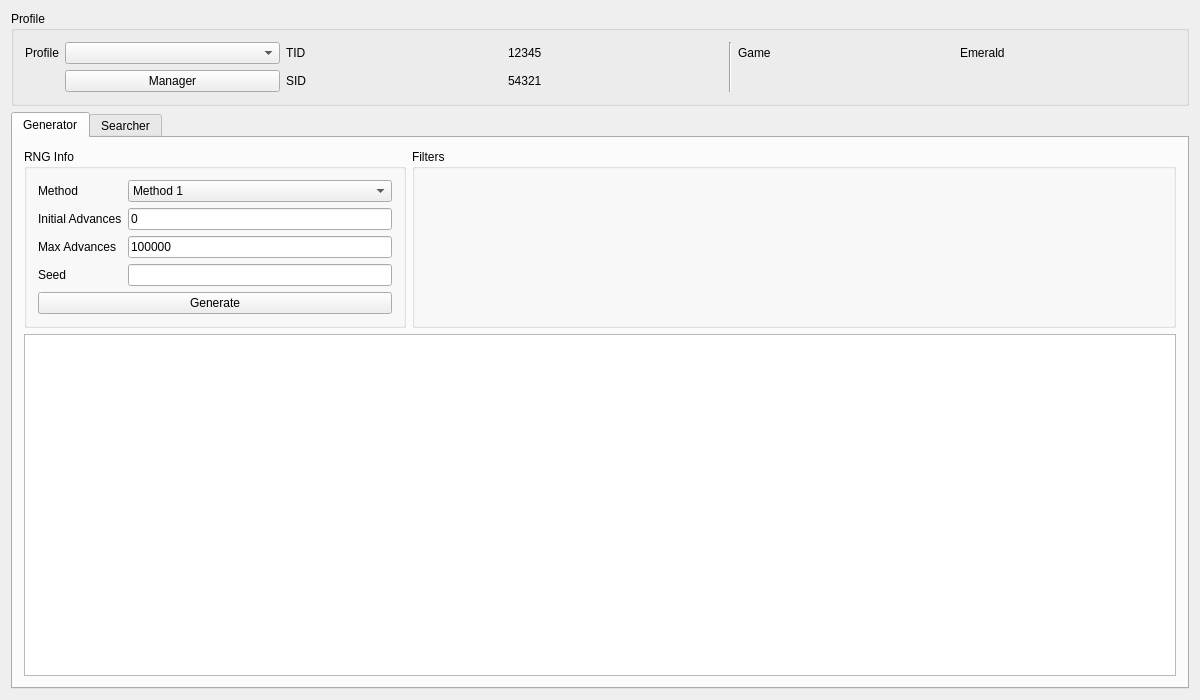
First picture: the form in Forms/Gen3/Stationary3.ui, repository Admiral-Fish/PokeFinder, before the edit.
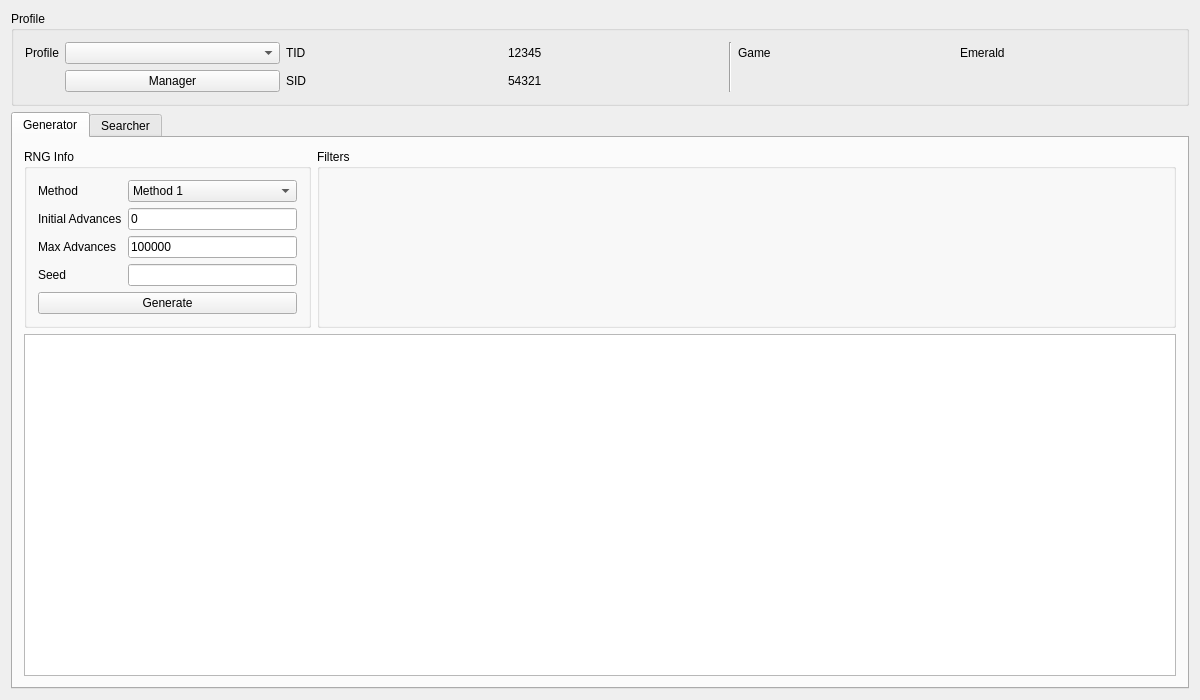
Second picture: the form after the edit. Icons and pictures are not drawn. Custom widgets are drawn as their Qt base class.

```diff
--- a/Forms/Gen3/Stationary3.ui
+++ b/Forms/Gen3/Stationary3.ui
@@ -280,7 +280,7 @@
         <widget class="QGroupBox" name="groupBoxGeneratorFilters">
          <property name="sizePolicy">
           <sizepolicy hsizetype="Preferred" vsizetype="Preferred">
-           <horstretch>2</horstretch>
+           <horstretch>3</horstretch>
            <verstretch>0</verstretch>
           </sizepolicy>
          </property>
```
Left out of the diff: 2 changed lines with no effect on the pictures.
